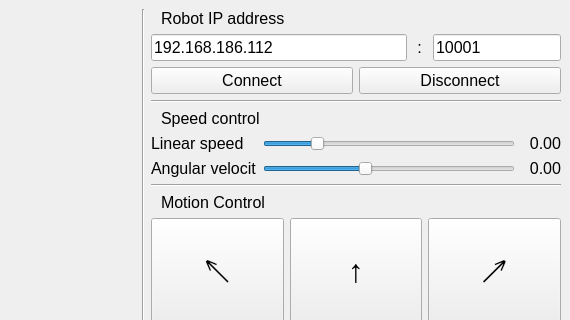
Above: ControlApp/mainwindow.ui from KirillHit/youbot_controller before the change; both pictures show x 551 to 1121 and y 0 to 320 of the 1121 by 666 pixel window. Below: the same form after it.
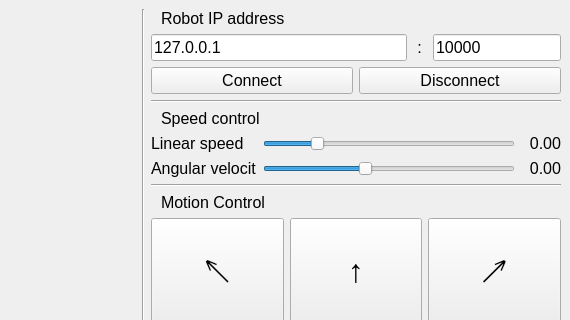
That is the form after the change. Icons and pictures are not drawn.

The edit to the form file:
```diff
--- a/ControlApp/mainwindow.ui
+++ b/ControlApp/mainwindow.ui
@@ -61,7 +61,7 @@
              </font>
             </property>
             <property name="text">
-             <string>192.168.186.112</string>
+             <string>127.0.0.1</string>
             </property>
            </widget>
           </item>
@@ -85,7 +85,7 @@
              </font>
             </property>
             <property name="text">
-             <string>10001</string>
+             <string>10000</string>
             </property>
            </widget>
           </item>
```
